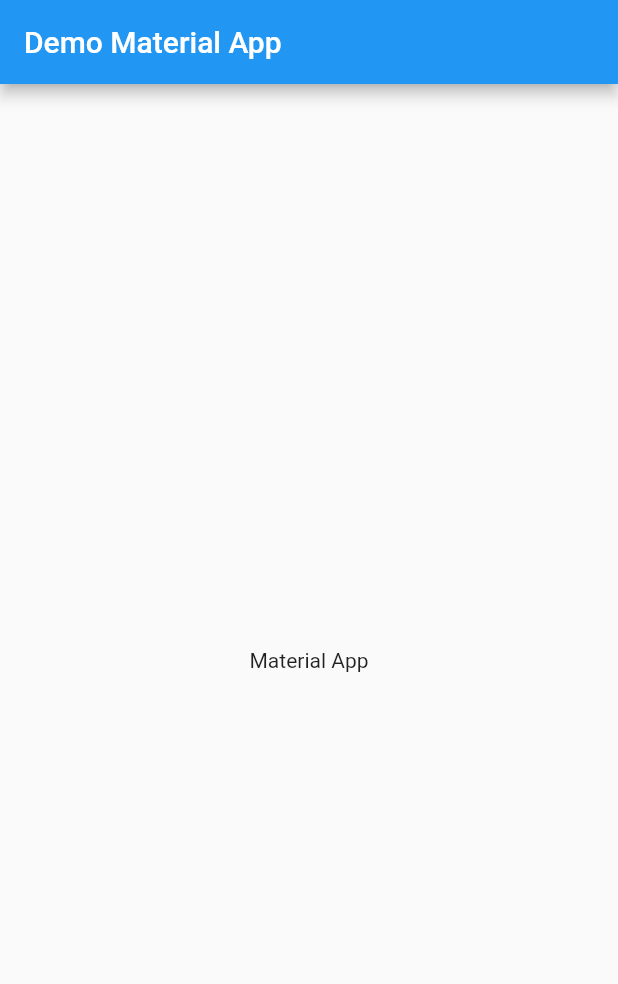
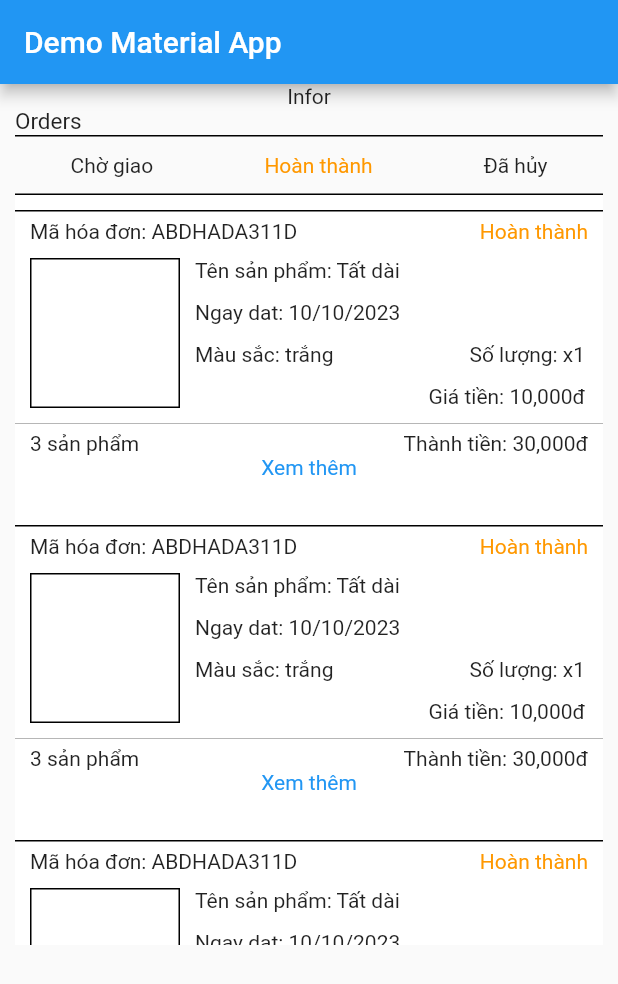
Before and after one commit to thanhhuy114/ShopBee, a Flutter app: the screen it shows after launch, on a phone screen of 412 x 824 dp. Shown: the top 984 px of the screen. Run offline on Flutter 3.47's test engine with Material 2 defaults, Android fonts, the light colour scheme and no system bars.

Commit message:
1 file order: là một  hóa đơn, 1 file order_list: danh sach cac hóa đơn

```diff
--- a/lib/main.dart
+++ b/lib/main.dart
@@ -1,4 +1,5 @@
 import 'package:flutter/material.dart';
+import 'package:testa/orders_list.dart';
 
 void main() {
   runApp(const MyApp());
@@ -16,7 +17,10 @@ class MyApp extends StatelessWidget {
           appBar: AppBar(
             title: const Text('Demo Material App'),
           ),
-          body: const Center(child: Text("Material App"))),
+          body: Center(
+              child: Column(
+            children: const <Widget>[Text("Infor"), OrderList()],
+          ))),
       darkTheme: ThemeData(primaryColor: Colors.grey),
       color: Colors.amberAccent,
       supportedLocales: {const Locale('en', ' ')},
--- /dev/null
+++ b/lib/order.dart
@@ -0,0 +1,97 @@
+import 'package:flutter/material.dart';
+
+class Order extends StatelessWidget {
+  const Order();
+  // final String? orderId = "aaaaaa";
+  // final String? status = "aaaaaa";
+  // final int totalItem = 3;
+  // final int? totalPrice = 30000;
+  @override
+  Widget build(BuildContext context) {
+    return Container(
+      height: 200,
+      decoration: const BoxDecoration(
+        color: Colors.white,
+        border: Border(top: BorderSide(color: Colors.black)),
+      ),
+      child: Column(children: [
+        Container(
+          padding: const EdgeInsets.only(top: 5, left: 10, right: 10),
+          child: Row(
+            mainAxisAlignment: MainAxisAlignment.spaceBetween,
+            children: const [
+              Text("Mã hóa đơn: ABDHADA311D"),
+              Text(
+                "Hoàn thành",
+                style: TextStyle(color: Colors.orange),
+              )
+            ],
+          ),
+        ),
+        Container(
+          padding: const EdgeInsets.all(10),
+          child: Row(
+            children: [
+              Container(
+                width: 100,
+                height: 100,
+                decoration: BoxDecoration(
+                    border: Border.all(
+                        width: 1.0,
+                        color: Colors.black,
+                        style: BorderStyle.solid)),
+              ),
+              Container(
+                height: 100,
+                width: MediaQuery.of(context).size.width - 142,
+                padding: const EdgeInsets.only(left: 10, right: 0),
+                child: Column(
+                    mainAxisAlignment: MainAxisAlignment.spaceBetween,
+                    children: [
+                      Row(
+                        children: const [
+                          Text(
+                            "Tên sản phẩm: Tất dài",
+                            textAlign: TextAlign.start,
+                          ),
+                        ],
+                      ),
+                      Row(
+                        children: const [Text("Ngay dat: 10/10/2023")],
+                      ),
+                      Row(
+                        mainAxisAlignment: MainAxisAlignment.spaceBetween,
+                        children: const [
+                          Text("Màu sắc: trắng"),
+                          Text("Số lượng: x1")
+                        ],
+                      ),
+                      Row(
+                        mainAxisAlignment: MainAxisAlignment.end,
+                        children: const [Text("Giá tiền: 10,000đ")],
+                      )
+                    ]),
+              )
+            ],
+          ),
+        ),
+        Container(
+          decoration: const BoxDecoration(
+              border:
+                  Border(bottom: BorderSide(color: Colors.grey, width: 0.5))),
+        ),
+        Container(
+          padding: const EdgeInsets.only(left: 10, right: 10, top: 5),
+          child: Row(
+            mainAxisAlignment: MainAxisAlignment.spaceBetween,
+            children: const [Text("3 sản phẩm"), Text("Thành tiền: 30,000đ")],
+          ),
+        ),
+        const Text(
+          "Xem thêm",
+          style: TextStyle(color: Colors.blue),
+        )
+      ]),
+    );
+  }
+}
--- /dev/null
+++ b/lib/orders_list.dart
@@ -0,0 +1,110 @@
+import 'package:flutter/material.dart';
+import 'package:testa/order.dart';
+
+class OrderList extends StatelessWidget {
+  const OrderList({super.key});
+  @override
+  Widget build(BuildContext context) {
+    return Container(
+      decoration: const BoxDecoration(
+        color: Colors.transparent,
+      ),
+      padding: const EdgeInsets.only(left: 10, right: 10),
+      child: Column(children: <Widget>[
+        Row(
+          children: const [
+            Text(
+              "Orders",
+              style: TextStyle(fontSize: 15),
+            )
+          ],
+        ),
+        Container(
+          decoration: const BoxDecoration(
+              border: Border(
+                  top: BorderSide(
+                      color: Colors.black,
+                      style: BorderStyle.solid,
+                      width: 1.0),
+                  bottom: BorderSide(
+                      color: Colors.black,
+                      style: BorderStyle.solid,
+                      width: 1.0))),
+          height: 40,
+          child: Row(
+            mainAxisAlignment: MainAxisAlignment.spaceAround,
+            children: const <Widget>[
+              Text("Chờ giao"),
+              Text(
+                "Hoàn thành",
+                style: TextStyle(color: Colors.orange),
+              ),
+              Text("Đã hủy"),
+            ],
+          ),
+        ),
+        MyWidget()
+      ]),
+    );
+  }
+}
+
+class MyWidget extends StatefulWidget {
+  const MyWidget({super.key});
+
+  @override
+  State<MyWidget> createState() => _MyWidgetState();
+}
+
+class _MyWidgetState extends State<MyWidget> {
+  List<Order> items = List.filled(
+    15,
+    Order(),
+  );
+  final controller = ScrollController();
+  @override
+  void initState() {
+    // TODO: implement initState
+    super.initState();
+    // controller.addListener(() {
+    //   if (controller.position.maxScrollExtent == controller.offset) {
+    //     fetch();
+    //   }
+    // });
+  }
+
+  // Future fetch() async {
+  //   setState(() {
+  //     items.addAll(['Item A', 'Item B', 'Item C', 'Item D']);
+  //   });
+  // }
+
+  Widget build(BuildContext context) {
+    return Container(
+      height: 500,
+      color: Colors.white,
+      child: ListView.builder(
+          controller: controller,
+          itemCount: items.length + 1,
+          itemBuilder: (context, index) {
+            if (index < items.length) {
+              final item = items[index];
+              return Container(
+                padding: const EdgeInsets.only(top: 10),
+                child: item,
+              );
+            } else {
+              return const Padding(
+                padding: EdgeInsets.symmetric(vertical: 32),
+                child: Center(
+                  child: CircularProgressIndicator(
+                    color: Colors.amber,
+                    backgroundColor: Colors.amber,
+                  ),
+                ),
+              );
+            }
+          }),
+    );
+  }
+}
```
